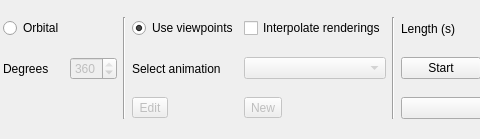
First picture: the form in src/gui/forms/toolbar_animationgroup.ui, repository open-scan-crew/OpenScanTools, before the edit; both pictures show x 0 to 480 and y 0 to 139 of the 880 by 139 pixel window.
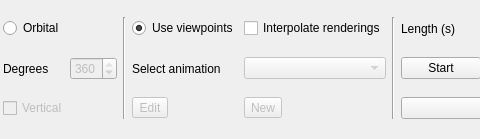
Second picture: the form after the edit.

Commit message:
Added vertical orbital animation (#580)
* Add vertical orbital animation mode for runtime and video export (#578)

* Fix vertical orbital direction and duration scaling (#579)

Diff of the .ui file:
```diff
--- a/src/gui/forms/toolbar_animationgroup.ui
+++ b/src/gui/forms/toolbar_animationgroup.ui
@@ -68,6 +68,16 @@
      </property>
     </widget>
    </item>
+   <item row="2" column="0" colspan="2">
+    <widget class="QCheckBox" name="verticalOrbitalCheckBox">
+     <property name="text">
+      <string>Vertical</string>
+     </property>
+     <property name="enabled">
+      <bool>false</bool>
+     </property>
+    </widget>
+   </item>
    <item row="0" column="2" rowspan="3">
     <widget class="Line" name="line_1">
      <property name="orientation">
```
The commit also changes 10 other files.
